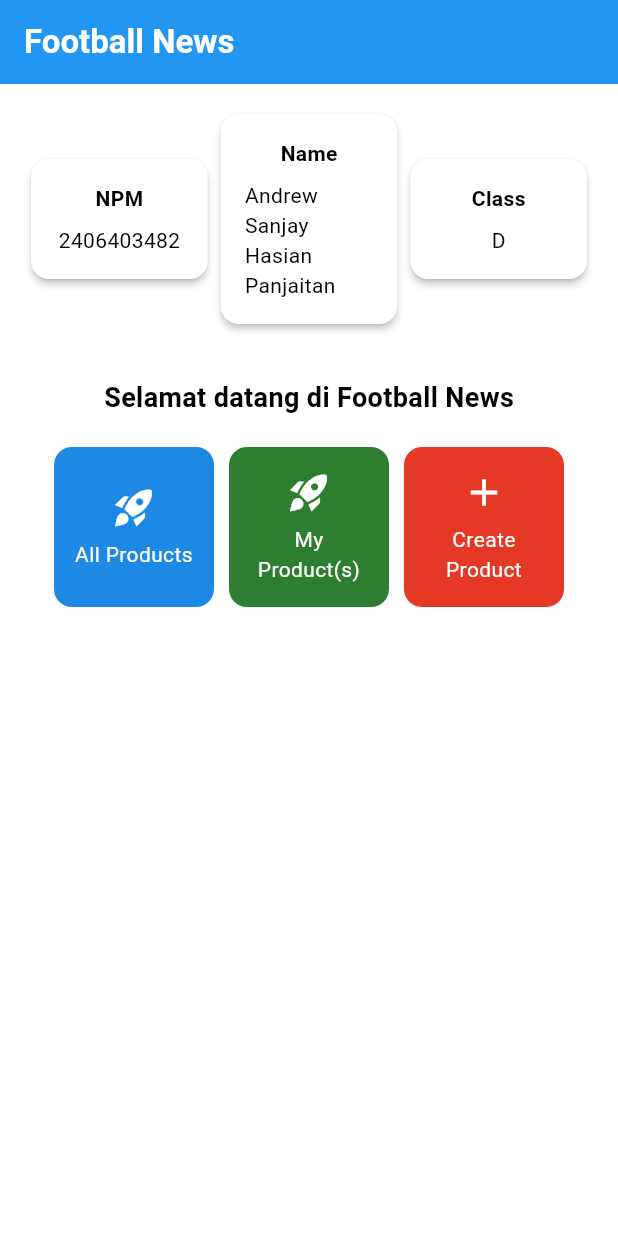
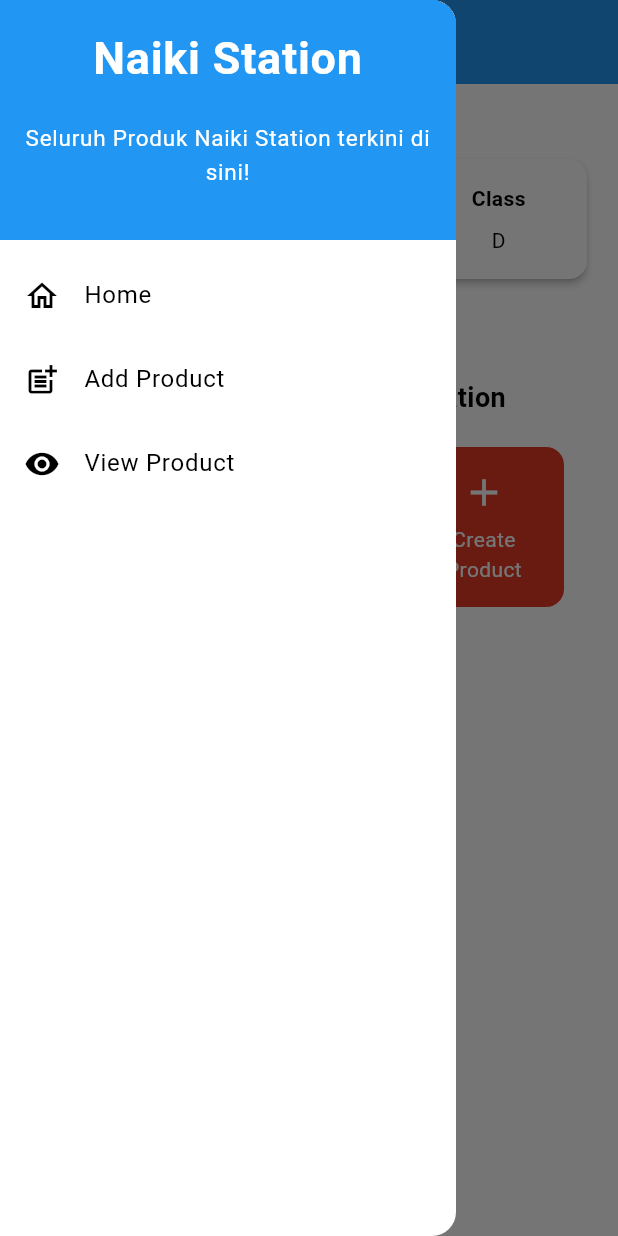
Before and after one commit to Smiley6P/naiki-station-mobile, a Flutter app: the screen it shows after launch, with the side drawer open (before the commit the screen has no drawer), on a phone screen of 412 x 824 dp. Run offline on Flutter 3.47's test engine with Material 3 defaults, Android fonts, the phone set to English and light mode, and no system bars.

Commit message:
Tugas 8 kelar

```diff
--- a/lib/main.dart
+++ b/lib/main.dart
@@ -1,5 +1,5 @@
 import 'package:flutter/material.dart';
-import 'package:naiki_station/menu.dart';
+import 'package:naiki_station/screens/menu.dart';
 
 void main() {
   runApp(const MyApp());
--- a/lib/menu.dart
+++ b/lib/screens/menu.dart
@@ -1,4 +1,7 @@
 import 'package:flutter/material.dart';
+import 'package:naiki_station/widgets/left_drawer.dart';
+import 'package:naiki_station/screens/productlist_form.dart';
+import 'package:naiki_station/widgets/product_card.dart';
 
 class MyHomePage extends StatelessWidget {
   MyHomePage({super.key});
@@ -20,9 +23,9 @@
     return Scaffold(
       // AppBar adalah bagian atas halaman yang menampilkan judul.
       appBar: AppBar(
-        // Judul aplikasi "Football News" dengan teks putih dan tebal.
+        // Judul aplikasi "Football Product" dengan teks putih dan tebal.
         title: const Text(
-          'Football News',
+          'Football Product',
           style: TextStyle(
             color: Colors.white,
             fontWeight: FontWeight.bold,
@@ -31,6 +34,7 @@
         // Warna latar belakang AppBar diambil dari skema warna tema aplikasi.
         backgroundColor: Theme.of(context).colorScheme.primary,
       ),
+      drawer: LeftDrawer(),
       // Body halaman dengan padding di sekelilingnya.
       body: Padding(
         padding: const EdgeInsets.all(16.0),
@@ -61,7 +65,7 @@
                   const Padding(
                     padding: EdgeInsets.only(top: 16.0),
                     child: Text(
-                      'Selamat datang di Football News',
+                      'Selamat datang di Naiki Station',
                       style: TextStyle(
                         fontWeight: FontWeight.bold,
                         fontSize: 18.0,
@@ -134,57 +138,3 @@
 
   ItemHomepage(this.name, this.icon, this.colour);
 }
-
-class ItemCard extends StatelessWidget {
-  // Menampilkan kartu dengan ikon dan nama.
-
-  final ItemHomepage item;
-
-  const ItemCard(this.item, {super.key});
-
-  @override
-  Widget build(BuildContext context) {
-    return Material(
-      // Menentukan warna latar belakang dari tema aplikasi.
-      color: item.colour,
-      // Membuat sudut kartu melengkung.
-      borderRadius: BorderRadius.circular(12),
-
-      child: InkWell(
-        // Aksi ketika kartu ditekan.
-        onTap: () {
-          // Menampilkan pesan SnackBar saat kartu ditekan.
-          ScaffoldMessenger.of(context)
-            ..hideCurrentSnackBar()
-            ..showSnackBar(
-                SnackBar(content: Text("Kamu telah menekan tombol ${item.name}!"))
-            );
-        },
-        // Container untuk menyimpan Icon dan Text
-        child: Container(
-          padding: const EdgeInsets.all(8),
-          child: Center(
-            child: Column(
-              // Menyusun ikon dan teks di tengah kartu.
-              mainAxisAlignment: MainAxisAlignment.center,
-              children: [
-                Icon(
-                  item.icon,
-                  color: Colors.white,
-                  size: 30.0,
-                ),
-                const Padding(padding: EdgeInsets.all(3)),
-                Text(
-                  item.name,
-                  textAlign: TextAlign.center,
-                  style: const TextStyle(color: Colors.white),
-                ),
-              ],
-            ),
-          ),
-        ),
-      ),
-    );
-  }
-
-}
--- /dev/null
+++ b/lib/widgets/left_drawer.dart
@@ -0,0 +1,83 @@
+import 'package:flutter/material.dart';
+import 'package:naiki_station/screens/menu.dart';
+import 'package:naiki_station/screens/productlist_form.dart';
+import 'package:naiki_station/widgets/product_card.dart';
+
+
+class LeftDrawer extends StatelessWidget {
+  const LeftDrawer({super.key});
+
+  @override
+  Widget build(BuildContext context) {
+    return Drawer(
+      child: ListView(
+        children: [
+          const DrawerHeader(
+            decoration: BoxDecoration(
+              color: Colors.blue,
+            ),
+            child: Column(
+              children: [
+                Text(
+                  'Naiki Station',
+                  textAlign: TextAlign.center,
+                  style: TextStyle(
+                    fontSize: 30,
+                    fontWeight: FontWeight.bold,
+                    color: Colors.white,
+                  ),
+                ),
+                Padding(padding: EdgeInsets.all(10)),
+                Text("Seluruh Produk Naiki Station terkini di sini!",
+                  textAlign: TextAlign.center,
+                  style: TextStyle(
+                    fontSize: 15,
+                    fontWeight: FontWeight.normal,
+                    color: Colors.white,
+                ),
+                ),
+              ],
+            ),
+          ),
+          ListTile(
+            leading: const Icon(Icons.home_outlined),
+            title: const Text('Home'),
+            // Bagian redirection ke MyHomePage
+            onTap: () {
+              Navigator.pushReplacement(
+                  context,
+                  MaterialPageRoute(
+                    builder: (context) => MyHomePage(),
+                  ));
+            },
+          ),
+          ListTile(
+            leading: const Icon(Icons.post_add),
+            title: const Text('Add Product'),
+            // Bagian redirection ke ProductFormPage
+            onTap: () {
+              Navigator.pushReplacement(
+                  context,
+                  MaterialPageRoute(
+                    builder: (context) => ProductFormPage(),
+                  ));
+            },
+          ),
+          ListTile(
+            leading: const Icon(Icons.remove_red_eye_sharp),
+            title: const Text('View Product'),
+            // Bagian redirection ke MyHomePage
+            onTap: () {
+              Navigator.pushReplacement(
+                  context,
+                  MaterialPageRoute(
+                    builder: (context) => MyHomePage() //TODO PAS UDAH ADA VIEW Product NANTI UBAH
+
+                  ));
+            },
+          ),
+        ],
+      ),
+    );
+  }
+}
--- /dev/null
+++ b/lib/widgets/product_card.dart
@@ -0,0 +1,68 @@
+import 'package:flutter/material.dart';
+import 'package:naiki_station/screens/menu.dart';
+import 'package:naiki_station/screens/productlist_form.dart';
+
+
+class ItemCard extends StatelessWidget {
+  // Menampilkan kartu dengan ikon dan nama.
+
+  final ItemHomepage item;
+
+  const ItemCard(this.item, {super.key});
+
+  @override
+  Widget build(BuildContext context) {
+    return Material(
+      // Menentukan warna latar belakang dari tema aplikasi.
+      color: item.colour,
+      // Membuat sudut kartu melengkung.
+      borderRadius: BorderRadius.circular(12),
+
+      child: InkWell(
+        // Aksi ketika kartu ditekan.
+        onTap: () {
+          // Menampilkan pesan SnackBar saat kartu ditekan.
+          ScaffoldMessenger.of(context)
+            ..hideCurrentSnackBar()
+            ..showSnackBar(
+                SnackBar(content: Text("Kamu telah menekan tombol ${item.name}!"))
+            );
+
+
+          // Navigasi ke Halaman Form
+          if (item.name == "Create Product") {
+              Navigator.push(context,
+                  MaterialPageRoute(builder: (context) => const ProductFormPage()));
+          }
+          // ide buat kedepannya:
+          // else if (item.name == "All Products") { ... }
+          // else if (item.name == "My Product(s)") { ... }
+        },
+        // Container untuk menyimpan Icon dan Text
+        child: Container(
+          padding: const EdgeInsets.all(8),
+          child: Center(
+            child: Column(
+              // Menyusun ikon dan teks di tengah kartu.
+              mainAxisAlignment: MainAxisAlignment.center,
+              children: [
+                Icon(
+                  item.icon,
+                  color: Colors.white,
+                  size: 30.0,
+                ),
+                const Padding(padding: EdgeInsets.all(3)),
+                Text(
+                  item.name,
+                  textAlign: TextAlign.center,
+                  style: const TextStyle(color: Colors.white),
+                ),
+              ],
+            ),
+          ),
+        ),
+      ),
+    );
+  }
+
+}
```
Also changed, not shown: lib/screens/productlist_form.dart (added, +240 -0 lines), 1 other file.
